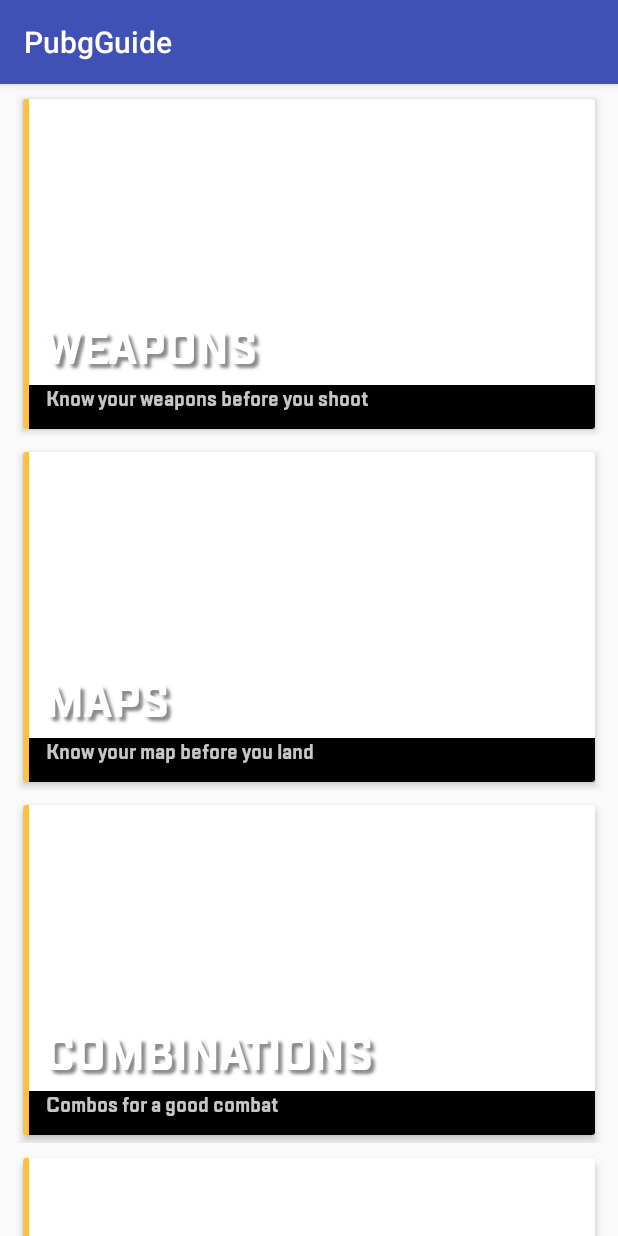
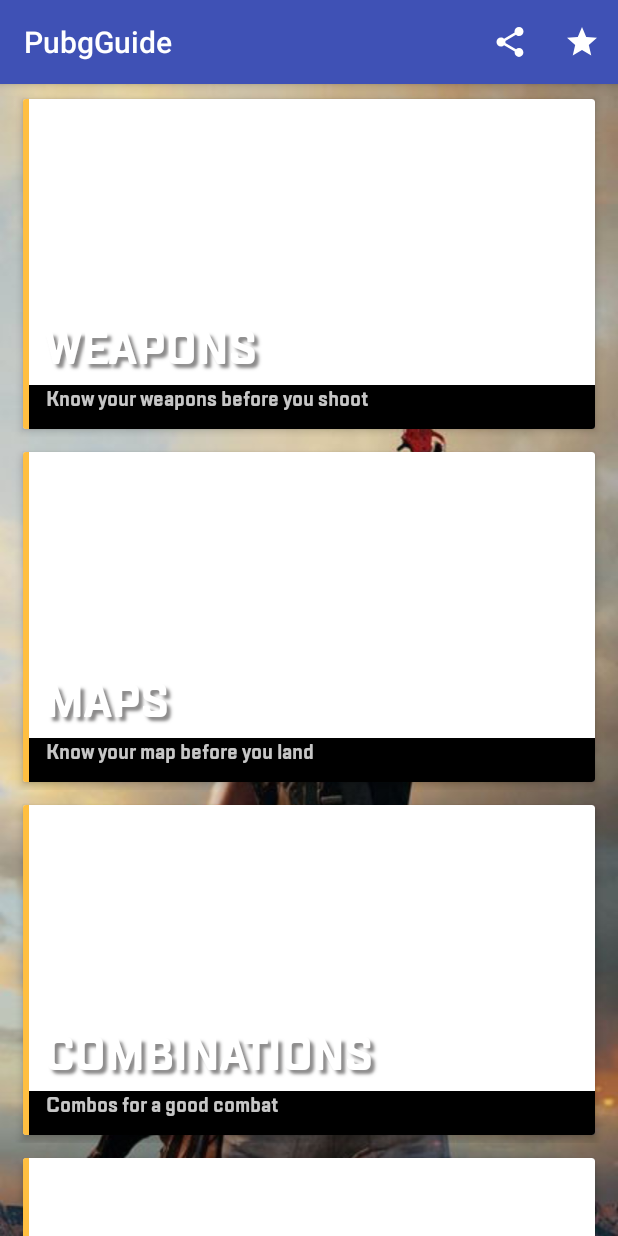
Before and after one commit to CharanNK/PubgGuide, an Android app: the screen it shows after launch (CategoryActivity), on a phone screen of 412 x 824 dp. Run offline under Robolectric (Android 15) with nearby library versions, the phone set to English and light mode, and no system bars; our stand-ins replace Firebase (no records; nobody signed in at launch, a user with empty details on screens opened directly), Shimmer; libraries missing offline, so code that uses them is left out: com.karumi.dexter, com.romainpiel.shimmer; plain views replace ShimmerTextView; pictures from the network do not load; 7 statements that could not run were skipped.

Commit message:
Implemented share and rate buttons

```diff
--- /dev/null
+++ b/app/src/main/res/drawable/ic_rate.xml
@@ -0,0 +1,5 @@
+<vector android:height="24dp" android:tint="#FFFFFF"
+    android:viewportHeight="24.0" android:viewportWidth="24.0"
+    android:width="24dp" xmlns:android="http://schemas.android.com/apk/res/android">
+    <path android:fillColor="#FF000000" android:pathData="M12,17.27L18.18,21l-1.64,-7.03L22,9.24l-7.19,-0.61L12,2 9.19,8.63 2,9.24l5.46,4.73L5.82,21z"/>
+</vector>
--- /dev/null
+++ b/app/src/main/res/drawable/ic_share.xml
@@ -0,0 +1,5 @@
+<vector android:height="24dp" android:tint="#FFFFFF"
+    android:viewportHeight="24.0" android:viewportWidth="24.0"
+    android:width="24dp" xmlns:android="http://schemas.android.com/apk/res/android">
+    <path android:fillColor="#FF000000" android:pathData="M18,16.08c-0.76,0 -1.44,0.3 -1.96,0.77L8.91,12.7c0.05,-0.23 0.09,-0.46 0.09,-0.7s-0.04,-0.47 -0.09,-0.7l7.05,-4.11c0.54,0.5 1.25,0.81 2.04,0.81 1.66,0 3,-1.34 3,-3s-1.34,-3 -3,-3 -3,1.34 -3,3c0,0.24 0.04,0.47 0.09,0.7L8.04,9.81C7.5,9.31 6.79,9 6,9c-1.66,0 -3,1.34 -3,3s1.34,3 3,3c0.79,0 1.5,-0.31 2.04,-0.81l7.12,4.16c-0.05,0.21 -0.08,0.43 -0.08,0.65 0,1.61 1.31,2.92 2.92,2.92 1.61,0 2.92,-1.31 2.92,-2.92s-1.31,-2.92 -2.92,-2.92z"/>
+</vector>
--- a/app/src/main/res/layout/tips_layout.xml
+++ b/app/src/main/res/layout/tips_layout.xml
@@ -3,6 +3,7 @@
     xmlns:tools="http://schemas.android.com/tools"
     android:layout_width="match_parent"
     android:layout_height="wrap_content"
+    android:background="@drawable/questionsback2"
     android:id="@+id/tipscontent"
     android:orientation="vertical">
 
--- /dev/null
+++ b/app/src/main/res/menu/menu.xml
@@ -0,0 +1,12 @@
+<?xml version="1.0" encoding="utf-8"?>
+<menu xmlns:app="http://schemas.android.com/apk/res-auto"
+    xmlns:android="http://schemas.android.com/apk/res/android">
+    <item android:id="@+id/share_app"
+        android:icon="@drawable/ic_share"
+        android:title="Share"
+        app:showAsAction="always" />
+    <item android:id="@+id/rate_app"
+        android:icon="@drawable/ic_rate"
+        android:title="Rate"
+        app:showAsAction="always"/>
+</menu>
```
Also changed, not shown: app/src/main/java/com/charanajayworks/pubgguide/CategoryActivity.java (+88 -0 lines), app/src/main/res/drawable/bluecurve_background.png, app/src/main/res/drawable/pubg_app_share.jpg (added), app/src/main/res/drawable/questionsback1.jpg (deleted).
